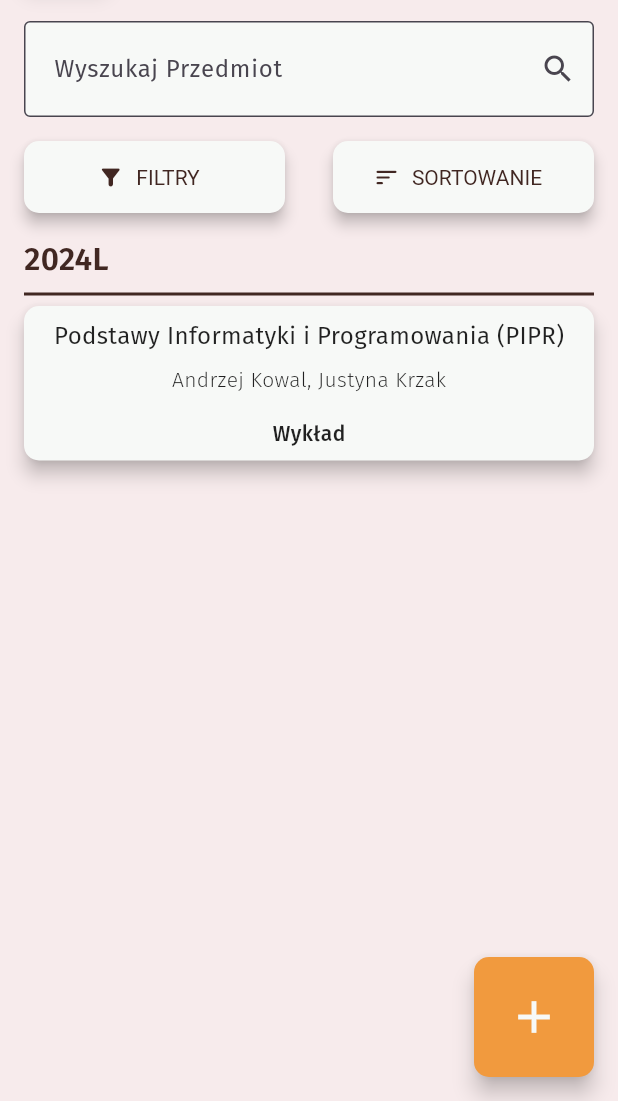
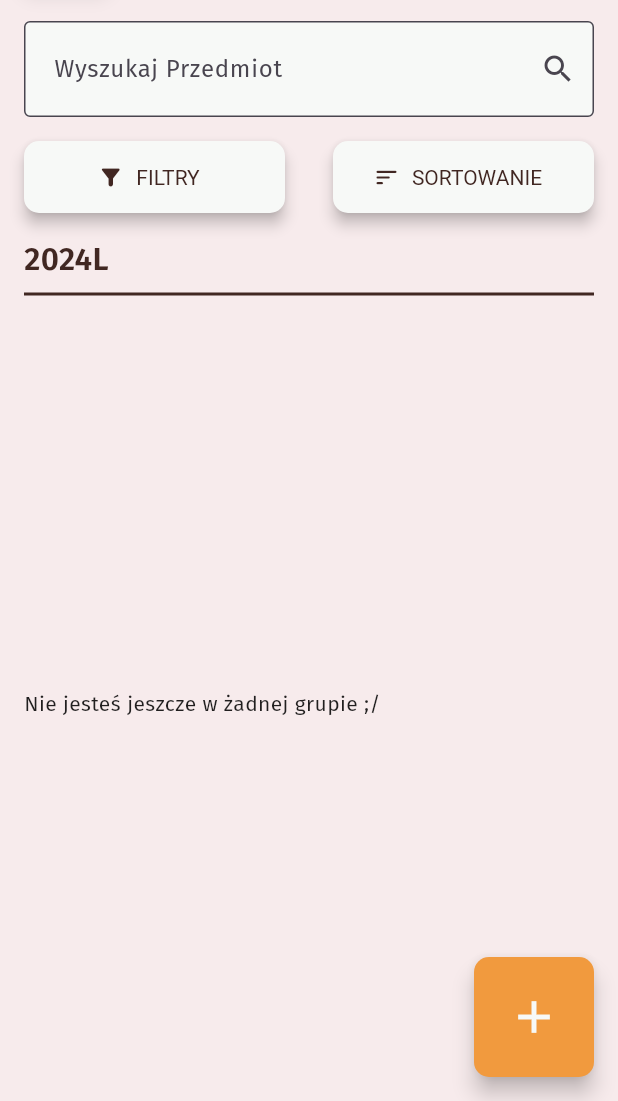
Before and after one commit to SpeedfireV/student_faq, a Flutter app: the GroupsPage screen opened by its route, on a phone screen of 412 x 824 dp, the part 135-1236 px from its top. Run offline on Flutter 3.47's test engine with Material 3 defaults, Android fonts, the phone set to English and light mode, and no system bars; our stand-ins replace bloc, equatable, firebase_core, flutter_bloc, flutter_dotenv, freezed_annotation and 3 more; missing offline and left inert: mobile_scanner, oauth1; accounts and stored records are empty; generated files the repository leaves out were written again.

Commit message:
groups fetching working

```diff
--- /dev/null
+++ b/lib/bloc/groups/groups_event.dart
@@ -0,0 +1,13 @@
+part of 'groups_bloc.dart';
+
+@immutable
+sealed class GroupsEvent {}
+
+class GroupsEventAddGroups extends GroupsEvent {
+  final UsosService usosService;
+  GroupsEventAddGroups(this.usosService);
+}
+
+class GroupsEventAddGroup extends GroupsEvent {}
+
+class GroupsEventDeleteGroup extends GroupsEvent {}
--- /dev/null
+++ b/lib/bloc/groups/groups_state.dart
@@ -0,0 +1,16 @@
+part of 'groups_bloc.dart';
+
+@immutable
+sealed class GroupsState {}
+
+final class GroupsInitial extends GroupsState {}
+
+final class GroupsStateAddingGroups extends GroupsState {}
+
+final class GroupsStateFetched extends GroupsState {}
+
+final class GroupsStateError extends GroupsState {
+  final String errorMessage;
+
+  GroupsStateError(this.errorMessage);
+}
--- a/lib/models/programme/programme_model.dart
+++ b/lib/models/programme/programme_model.dart
@@ -1,4 +1,3 @@
-
 import 'package:json_annotation/json_annotation.dart';
 import 'package:freezed_annotation/freezed_annotation.dart';
 
@@ -6,13 +5,15 @@ part 'programme_model.g.dart';
 part 'programme_model.freezed.dart';
 
 @freezed
-class Programme with _$Programme{
-  const factory Programme ({
-    @JsonKey(name:"name") required Map<String, String> names,
-    @JsonKey(name:"start_time") required DateTime startDate,
-    @JsonKey(name:"end_time") required DateTime endDate
+class Programme with _$Programme {
+  const factory Programme({
+    @JsonKey(name: "name") required Map<String, String> name,
+    @JsonKey(name: "classtype_name") required Map<String, String> groupType,
+    @JsonKey(name: "start_time") required DateTime startDate,
+    @JsonKey(name: "end_time") required DateTime endDate,
+    List<String>? lecturers,
+  }) = _Programme;
 
-}) = _Programme;
-
-   factory Programme.fromJson(Map<String, Object?> json) => _$ProgrammeFromJson(json);
+  factory Programme.fromJson(Map<String, Object?> json) =>
+      _$ProgrammeFromJson(json);
 }
--- a/lib/pages/groups/group_card.dart
+++ b/lib/pages/groups/group_card.dart
@@ -1,14 +1,15 @@
 import 'package:flutter/material.dart';
 import 'package:student_faq/consts/color_palette.dart';
+import 'package:student_faq/models/programme/programme_model.dart';
 import 'package:student_faq/router.dart';
 
 class GroupCard extends StatelessWidget {
-  const GroupCard({super.key});
+  const GroupCard({super.key, required this.group});
+  final Programme group;
 
   @override
   Widget build(BuildContext context) {
-    return Flexible(
-      child: Row(
+    return Row(
       children: [
         Expanded(
           child: Material(
@@ -28,17 +29,19 @@ class GroupCard extends StatelessWidget {
                   mainAxisSize: MainAxisSize.min,
                   children: [
                     Text(
-                        "Podstawy Informatyki i Programowania (PIPR)",
+                      group.name["pl"]!,
                       style: TextStyle(
                           fontSize: 16, fontWeight: FontWeight.w400),
+                      textAlign: TextAlign.center,
                     ),
                     SizedBox(height: 8),
-                      Text("Andrzej Kowal, Justyna Krzak",
+
+                    Text(group.lecturers.toString().substring(1, group.lecturers.toString().length - 1),
                         style: TextStyle(
                             fontSize: 14, fontWeight: FontWeight.w300)),
                     SizedBox(height: 16),
                     Text(
-                        "Wykład",
+                      group.groupType["pl"]!,
                       style: TextStyle(
                           fontSize: 14, fontWeight: FontWeight.w500),
                     )
@@ -49,7 +52,6 @@ class GroupCard extends StatelessWidget {
           ),
         ),
       ],
-      ),
     );
   }
 }
--- a/lib/pages/groups/groups_page.dart
+++ b/lib/pages/groups/groups_page.dart
@@ -1,4 +1,6 @@
 import 'package:flutter/material.dart';
+import 'package:flutter_bloc/flutter_bloc.dart';
+import 'package:student_faq/bloc/groups/groups_bloc.dart';
 import 'package:student_faq/consts/color_palette.dart';
 import 'package:student_faq/consts/styles/button_styles.dart';
 import 'package:student_faq/consts/styles/text_styles.dart';
@@ -93,7 +95,57 @@ class _GroupsPageState extends State<GroupsPage> {
                 thickness: 2,
                 color: ColorPalette.brown,
               ),
-              GroupCard()
+              Expanded(
+                child: BlocBuilder<GroupsBloc, GroupsState>(
+                    builder: (context, state) {
+                  if (state is GroupsStateFetched) {
+                    print(BlocProvider.of<GroupsBloc>(context).groups);
+                    return ListView.separated(
+                      shrinkWrap: true,
+                      itemBuilder: (context, index) {
+                        return GroupCard(
+                          group: BlocProvider.of<GroupsBloc>(context)
+                              .groups
+                              .elementAt(index),
+                        );
+                      },
+                      separatorBuilder: (context, index) {
+                        return SizedBox(height: 16);
+                      },
+                      itemCount:
+                          BlocProvider.of<GroupsBloc>(context).groups.length,
+                    );
+                  }
+                  else if (state is GroupsStateAddingGroups) {
+                    return CircularProgressIndicator();
+                  }
+
+                    else if (state is GroupsStateError) {
+                    return Text("Error");
+                  }
+                    if (
+                    BlocProvider.of<GroupsBloc>(context)
+                        .groups.length == 0
+                    ) {
+                      return Row(children: [Text("Nie jesteś jeszcze w żadnej grupie ;/")]);
+                    }
+                  return ListView.separated(
+                    shrinkWrap: true,
+                    itemBuilder: (context, index) {
+                      return GroupCard(
+                        group: BlocProvider.of<GroupsBloc>(context)
+                            .groups
+                            .elementAt(index),
+                      );
+                    },
+                    separatorBuilder: (context, index) {
+                      return SizedBox(height: 16);
+                    },
+                    itemCount:
+                    BlocProvider.of<GroupsBloc>(context).groups.length,
+                  );
+                }),
+              )
             ],
           ),
         )));
--- a/lib/pages/start_pages/start_pages.dart
+++ b/lib/pages/start_pages/start_pages.dart
@@ -31,7 +31,7 @@ class StartPages extends StatelessWidget {
                 ),
               ),
               Padding(
-                padding: const EdgeInsets.only(bottom: 16.0, top: 32),
+                padding: const EdgeInsets.only(bottom: 16.0),
                 child: SmoothPageIndicator(
                   controller: pageController,
                   count: 4,
--- a/lib/router.dart
+++ b/lib/router.dart
@@ -10,13 +10,17 @@ import 'package:student_faq/pages/start_pages/start_pages.dart';
 
 import 'pages/join_session_page.dart';
 
+class Routes {
+  static const String homePage = "/home_page";
+}
+
 class MyRouter {
   static final router = GoRouter(routes: [
     GoRoute(
         path: "/",
         pageBuilder: (context, state) => MaterialPage(child: StartPages())),
     GoRoute(
-        path: "/home_page",
+        path: Routes.homePage,
         pageBuilder: (context, state) => MaterialPage(child: HomePage()),
         routes: [
           GoRoute(
```
Also changed, not shown: lib/bloc/groups/groups_bloc.dart (added, +35 -0 lines), lib/bloc/keyboard/keyboard_cubit.dart (added, +14 -0 lines), lib/bloc/usos_authentication/usos_authentication_bloc.dart (+5 -5 lines), lib/main.dart (+6 -2 lines), lib/pages/start_pages/login_page.dart (+19 -6 lines), lib/services/usos_service.dart (+24 -9 lines), pubspec.lock. Lines whose indentation alone changed are shown as unchanged.
